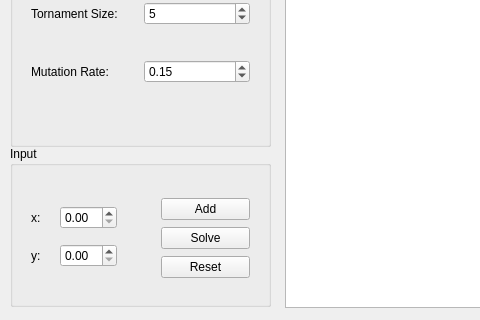
This is ui.ui in ITE-5th/genetic-tsp as Qt 5 draws it before an edit; both pictures show x 0 to 480 and y 194 to 514 of the 799 by 514 pixel window. The edited form follows.
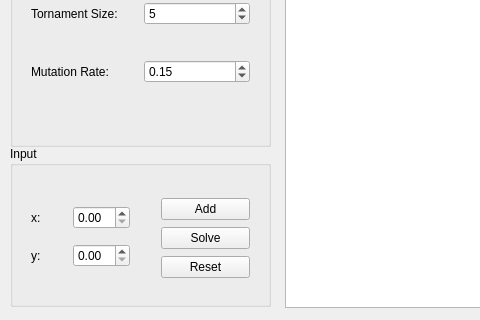
This is the edited form. Custom widgets are drawn as their Qt base class.

What changed in the file:
```diff
--- a/ui.ui
+++ b/ui.ui
@@ -128,7 +128,7 @@
                         <rect>
                             <x>10</x>
                             <y>40</y>
-                            <width>108</width>
+                            <width>121</width>
                             <height>101</height>
                         </rect>
                     </property>
```
